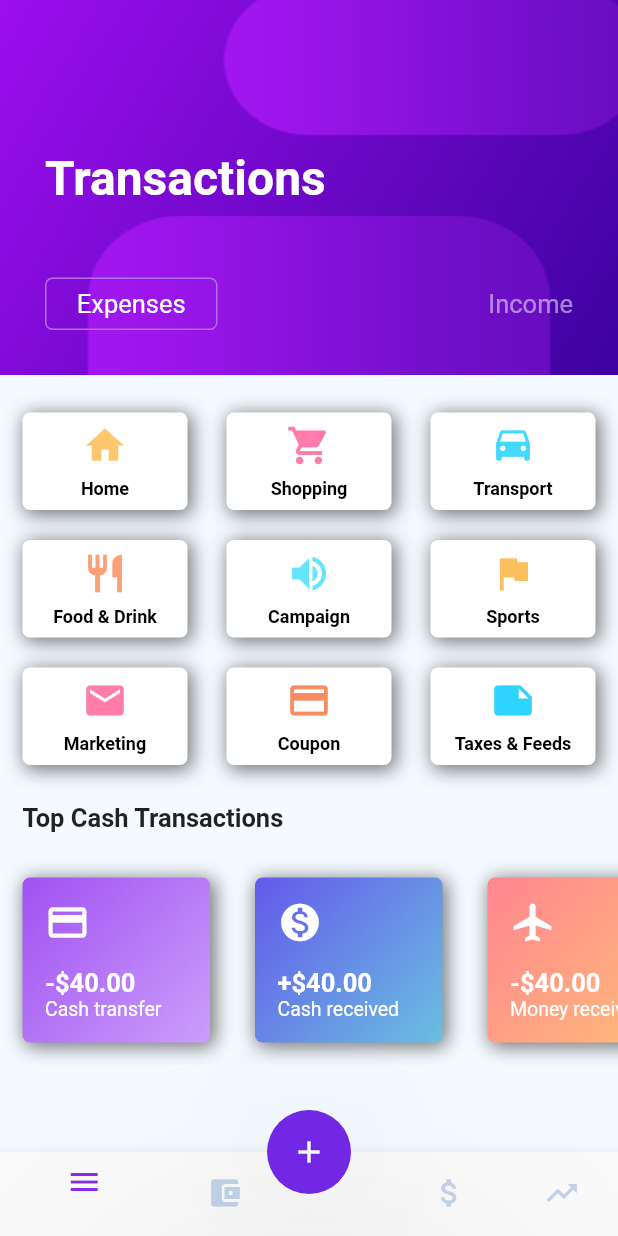
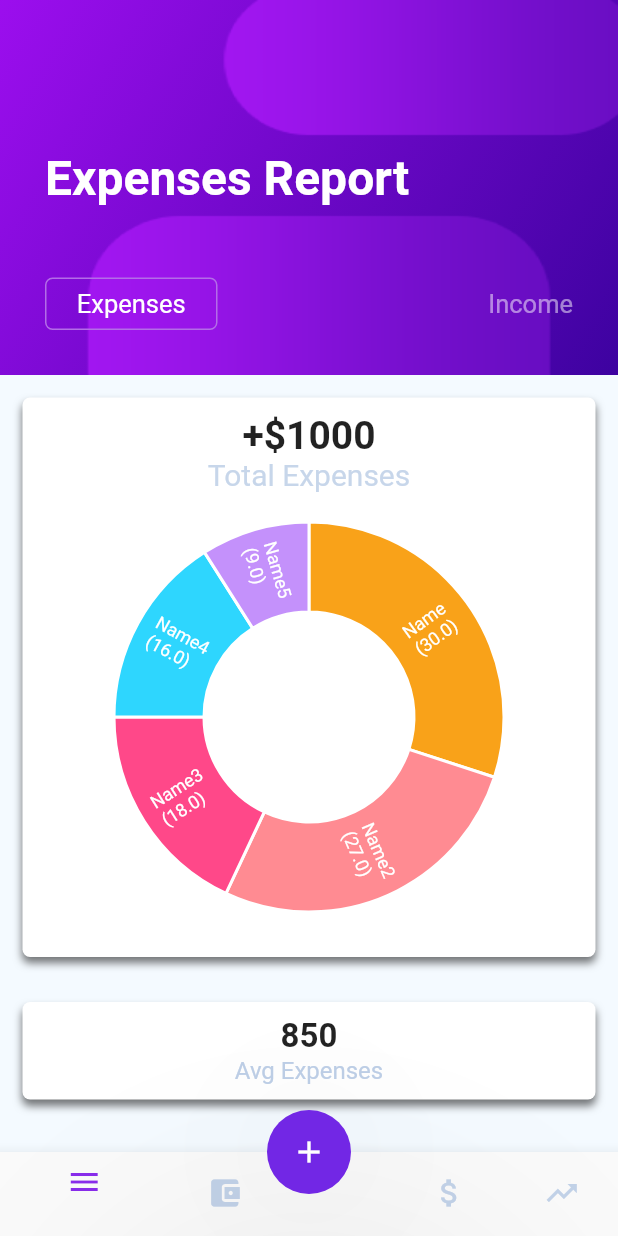
Before and after one commit to RuFi2k/LinkUP_Practice, a Flutter app: the screen it shows after launch, on a phone screen of 412 x 824 dp. Run offline on Flutter 3.47's test engine with Material 2 defaults, Android fonts, the phone set to English and light mode, and no system bars; our stand-ins replace charts_flutter.

Commit message:
Chart with expenses made. TODO: asociation with firebase

```diff
--- /dev/null
+++ b/lib/UI/screens/stats.dart
@@ -0,0 +1,156 @@
+import 'package:FlutterApp/UI/components/header.dart';
+import 'package:FlutterApp/data_layer/models/task.dart';
+import 'package:flutter/material.dart';
+import 'package:charts_flutter/flutter.dart' as chart;
+
+class StatisticPage extends StatefulWidget{
+  final List<Task> chartData;
+  final double amount;
+
+  StatisticPage(this.chartData, this.amount, {Key key}) : super(key: key);
+
+  _StatisticPage createState() => _StatisticPage();
+}
+
+class _StatisticPage extends State<StatisticPage>{
+  @override
+  void initState(){
+    _seriesData = List<chart.Series<Task, String>>();
+    _generateData(); //TODO: This is temporary method to check some data displaying on chart
+  }
+
+  List<chart.Series<Task, String>> _seriesData;
+
+  _generateData(){
+    List<Task> pieData = <Task>[
+      new Task('Name', Color(0xFFF9A219), 30.0, icon: Icons.add),
+      new Task('Name2', Color(0xFFFF8B92), 27.0, icon: Icons.add),
+      new Task('Name3', Color(0xFFFF4889), 18.0, icon: Icons.add),
+      new Task('Name4', Color(0xFF2ED6FE), 16.0, icon: Icons.add),
+      new Task('Name5', Color(0xFFC491FB), 9.0, icon: Icons.add),
+    ];
+
+    _seriesData.add(
+      chart.Series(
+        data: pieData,
+        domainFn: (Task task, _) => task.name,
+        measureFn: (Task task,_) => task.percentage,
+        colorFn: (Task task,_) => chart.ColorUtil.fromDartColor(task.color),
+        id: 'Total expenses',
+        labelAccessorFn: (Task task, _) => '${task.name}\n(${task.percentage})',
+      ),
+    );
+  }
+
+  String generateAmountString(){
+    return '${widget.amount < 0 ? "-" : "+"}\$${widget.amount.abs().toInt()}';
+  }
+
+  @override
+  Widget build(BuildContext context){
+    return ListView(
+      children: <Widget>[
+        Header('Expenses Report'),
+        Column(
+          children: <Widget>[
+            Padding(
+              padding: EdgeInsets.all(15),
+              child: Container(
+                decoration: BoxDecoration(
+                  color: Colors.white,
+                  borderRadius: BorderRadius.all(Radius.circular(5)),
+                  boxShadow: <BoxShadow>[
+                    BoxShadow(
+                      offset: Offset(0, 4),
+                      blurRadius: 4,
+                      color: Color(0x88000000),
+                    )
+                  ],
+                ),
+                padding: EdgeInsets.all(10),
+                child: Column(
+                  children: <Widget>[
+                    Center(
+                      child: Text(
+                        '${generateAmountString()}',
+                        style: TextStyle(
+                          fontWeight: FontWeight.bold,
+                          fontSize: 26,
+                        ),
+                      ),
+                    ),
+                    Center(
+                      child: Text(
+                        'Total Expenses',
+                        style: TextStyle(
+                          fontSize: 20,
+                          color: Color(0xFFC7D6EA),
+                        ),
+                      ),
+                    ),
+                    Container(
+                      height: 300,
+                      child: chart.PieChart(
+                        _seriesData,
+                        animate: true,
+                        animationDuration: Duration(seconds: 2),
+                        defaultRenderer: chart.ArcRendererConfig(
+                          arcWidth: 60,
+                          arcRendererDecorators: [
+                            chart.ArcLabelDecorator(
+                              outsideLabelStyleSpec: chart.TextStyleSpec(
+                                fontSize: 18,
+                              ),
+                              labelPosition: chart.ArcLabelPosition.inside,
+                            ),
+                          ],
+                        ),
+                      ),
+                    ),
+                  ],
+                ),
+              ),
+            ),
+            Padding(
+              padding: EdgeInsets.all(15),
+              child: Container(
+                padding: EdgeInsets.all(10),
+                decoration: BoxDecoration(
+                  color: Colors.white,
+                  borderRadius: BorderRadius.all(Radius.circular(5)),
+                  boxShadow: <BoxShadow>[
+                    BoxShadow(
+                      offset: Offset(0, 4),
+                      blurRadius: 4,
+                      color: Color(0x88000000),
+                    )
+                  ],
+                ),
+                child: Column(
+                  crossAxisAlignment: CrossAxisAlignment.stretch,
+                  children: <Widget>[
+                    //TODO: Line chart with average expenses by days here
+                    Center(child: Text(
+                      '850',
+                      style: TextStyle(
+                        fontWeight: FontWeight.bold,
+                        fontSize: 22
+                      ),
+                    )),
+                    Center(child: Text(
+                        'Avg Expenses',
+                      style: TextStyle(
+                        fontSize: 16,
+                        color: Color(0xFFBECFE7),
+                      ),
+                    )),
+                  ],
+                ),
+              ),
+            )
+          ],
+        )
+      ],
+    );
+  }
+}
--- /dev/null
+++ b/lib/data_layer/models/task.dart
@@ -0,0 +1,10 @@
+import 'package:flutter/material.dart';
+
+class Task{
+  String name;
+  IconData icon;
+  Color color;
+  double percentage;
+
+  Task(this.name, this.color, this.percentage, {this.icon});
+}
--- a/lib/main.dart
+++ b/lib/main.dart
@@ -1,5 +1,7 @@
 import 'package:FlutterApp/UI/components/menu.dart';
+import 'package:FlutterApp/UI/screens/stats.dart';
 import 'package:FlutterApp/UI/screens/transactions.dart';
+import 'package:FlutterApp/data_layer/models/task.dart';
 import 'package:flutter/material.dart';
 
 void main() => runApp(App());
@@ -11,7 +13,7 @@ class App extends StatelessWidget{
       title: 'App title',
       home: Scaffold(
         backgroundColor: Color(0xFFF4FAFF),
-        body: TransactionPage(),
+        body: StatisticPage(<Task>[], 1000),
         bottomNavigationBar: MenuWidget(),
         floatingActionButton: FloatingActionButton(
           onPressed: () {},
--- a/pubspec.yaml
+++ b/pubspec.yaml
@@ -28,6 +28,8 @@ dependencies:
   # The following adds the Cupertino Icons font to your application.
   # Use with the CupertinoIcons class for iOS style icons.
   cupertino_icons: ^0.1.3
+  font_awesome_flutter: ^8.2.0
+  charts_flutter: ^0.6.0
 
 dev_dependencies:
   flutter_test:
```
Also changed, not shown: pubspec.lock.
